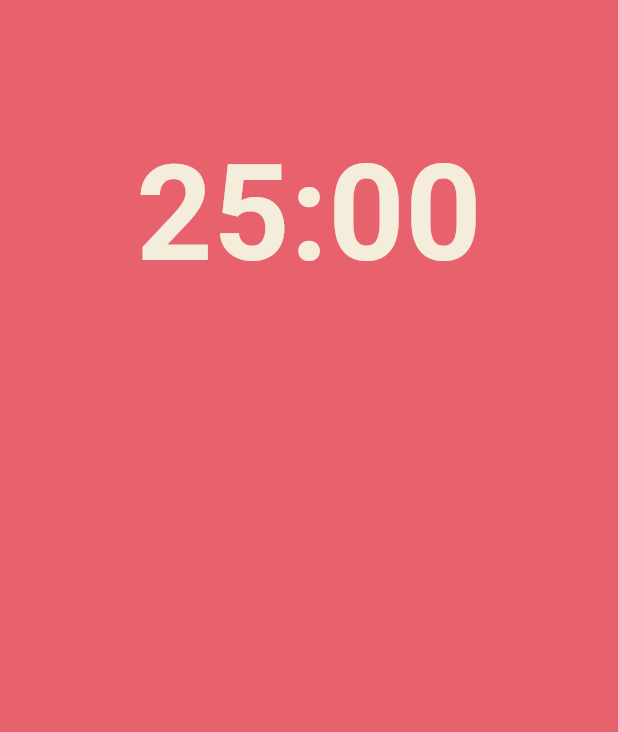
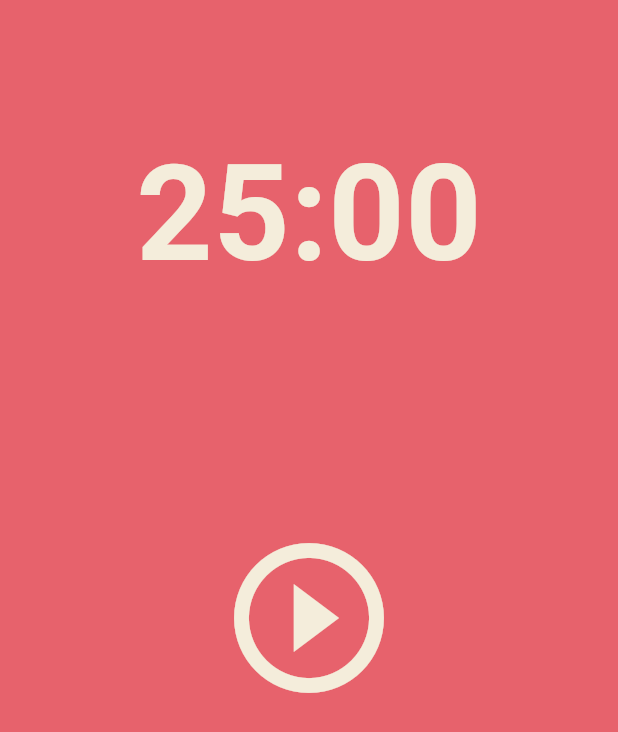
Before and after one commit to jaychang99/flutter-webtoon, a Flutter app: the screen it shows after launch, on a phone screen of 412 x 824 dp. Shown: the top 732 px of the screen. Run offline on Flutter 3.47's test engine with Material 3 defaults, Android fonts, the phone set to English and light mode, and no system bars.

Commit message:
feat(5.0): 중간에 있는 큰 재생 버튼 UI 구성

```diff
--- a/lib/screens/home_screeen.dart
+++ b/lib/screens/home_screeen.dart
@@ -29,9 +29,14 @@ class _HomeScreenState extends State<HomeScreen> {
             ),
           ),
           Flexible(
-            flex: 2,
-            child: Container(),
-          ),
+              flex: 2,
+              child: Center(
+                  child: IconButton(
+                iconSize: 120,
+                color: Theme.of(context).cardColor,
+                icon: const Icon(Icons.play_circle_outline),
+                onPressed: () {},
+              ))),
           Flexible(
             flex: 1,
             child: Container(),
```
